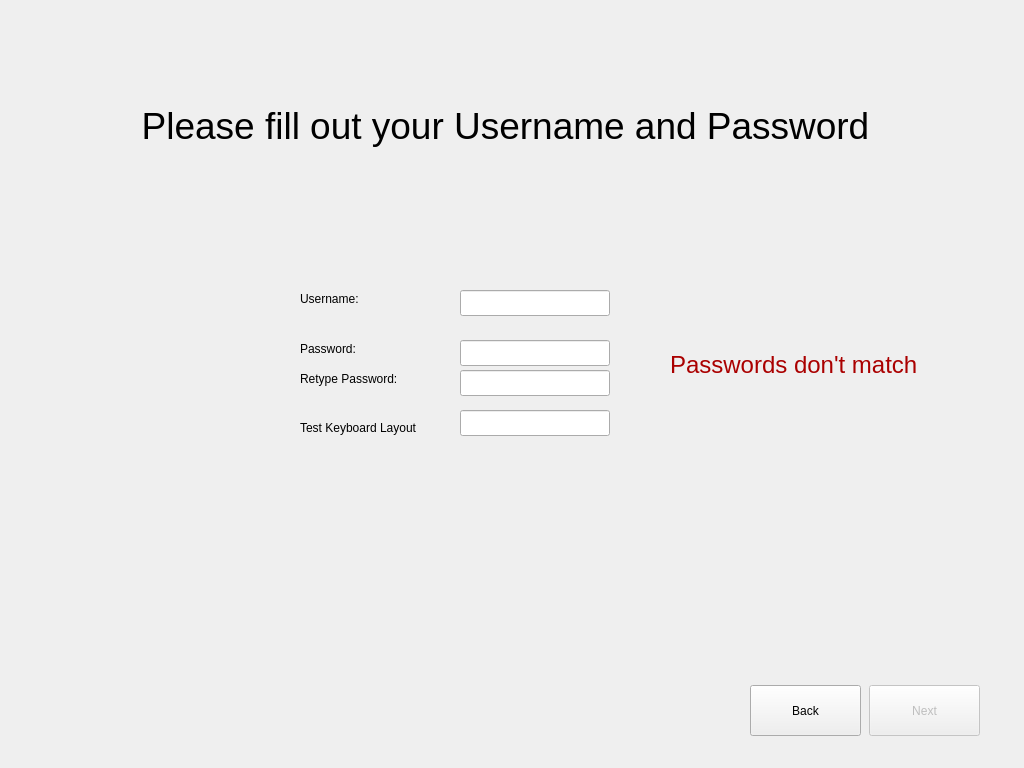
Before: the Qt Designer form mainwindow.ui in stacheldrahtje/radagast, drawn with Qt 5.
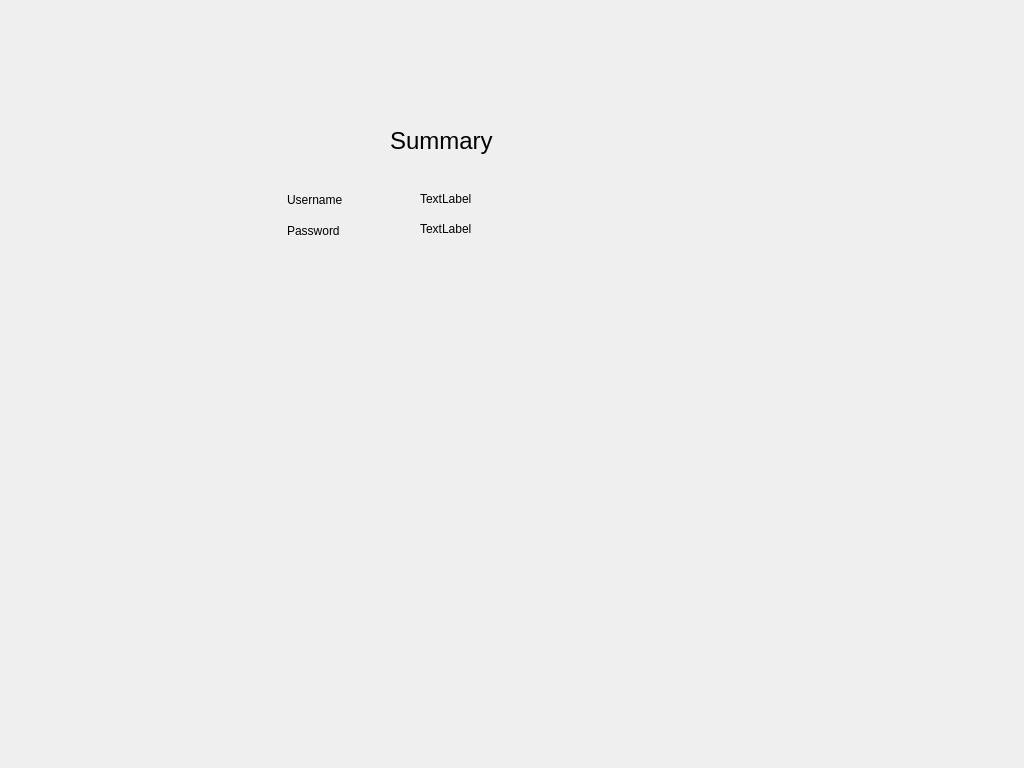
After: the same form once the commit is applied. Icons and pictures are not drawn.

Commit message: added comments, page and extra func.

Patch:
```diff
--- a/mainwindow.ui
+++ b/mainwindow.ui
@@ -24,7 +24,7 @@
      </rect>
     </property>
     <property name="currentIndex">
-     <number>1</number>
+     <number>2</number>
     </property>
     <widget class="QWidget" name="Intro_page">
      <widget class="QLabel" name="logo_label">
@@ -312,6 +312,78 @@
       </property>
      </widget>
     </widget>
+    <widget class="QWidget" name="Summary_page">
+     <widget class="QLabel" name="label_2">
+      <property name="geometry">
+       <rect>
+        <x>390</x>
+        <y>120</y>
+        <width>201</width>
+        <height>41</height>
+       </rect>
+      </property>
+      <property name="font">
+       <font>
+        <pointsize>18</pointsize>
+       </font>
+      </property>
+      <property name="text">
+       <string>Summary</string>
+      </property>
+     </widget>
+     <widget class="QLabel" name="label_3">
+      <property name="geometry">
+       <rect>
+        <x>287</x>
+        <y>190</y>
+        <width>81</width>
+        <height>20</height>
+       </rect>
+      </property>
+      <property name="text">
+       <string>Username</string>
+      </property>
+     </widget>
+     <widget class="QLabel" name="label_4">
+      <property name="geometry">
+       <rect>
+        <x>287</x>
+        <y>220</y>
+        <width>81</width>
+        <height>21</height>
+       </rect>
+      </property>
+      <property name="text">
+       <string>Password</string>
+      </property>
+     </widget>
+     <widget class="QLabel" name="label_5">
+      <property name="geometry">
+       <rect>
+        <x>420</x>
+        <y>190</y>
+        <width>58</width>
+        <height>18</height>
+       </rect>
+      </property>
+      <property name="text">
+       <string>TextLabel</string>
+      </property>
+     </widget>
+     <widget class="QLabel" name="label_6">
+      <property name="geometry">
+       <rect>
+        <x>420</x>
+        <y>220</y>
+        <width>58</width>
+        <height>18</height>
+       </rect>
+      </property>
+      <property name="text">
+       <string>TextLabel</string>
+      </property>
+     </widget>
+    </widget>
    </widget>
   </widget>
  </widget>
```
The commit also changes 2 other files.
